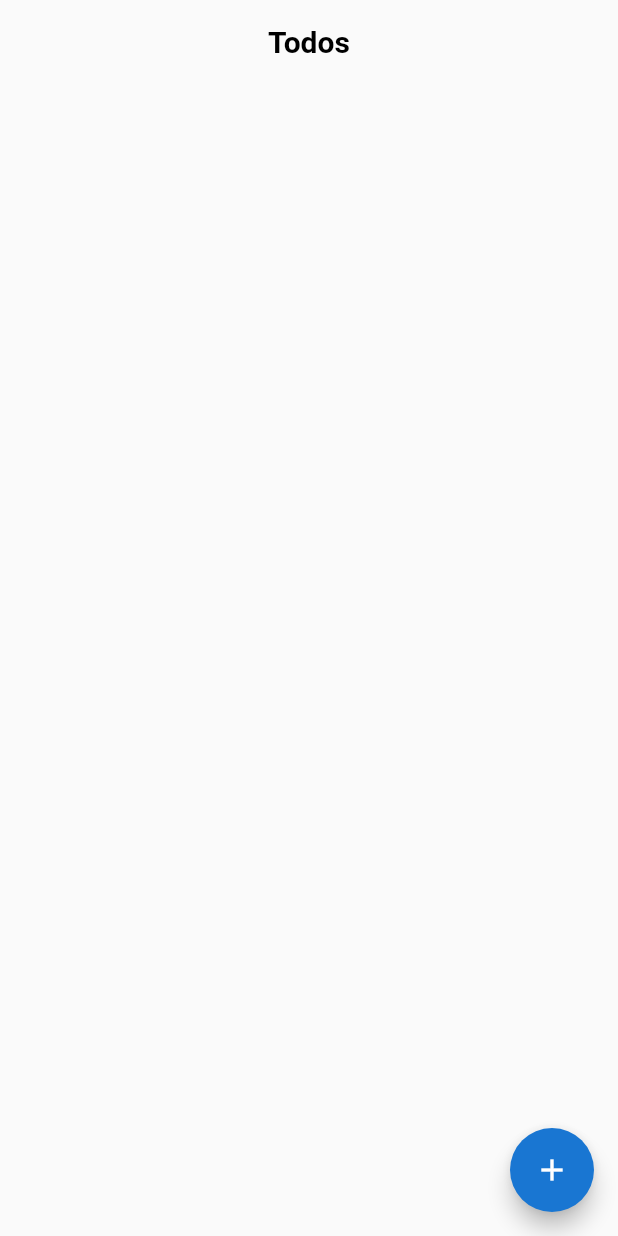
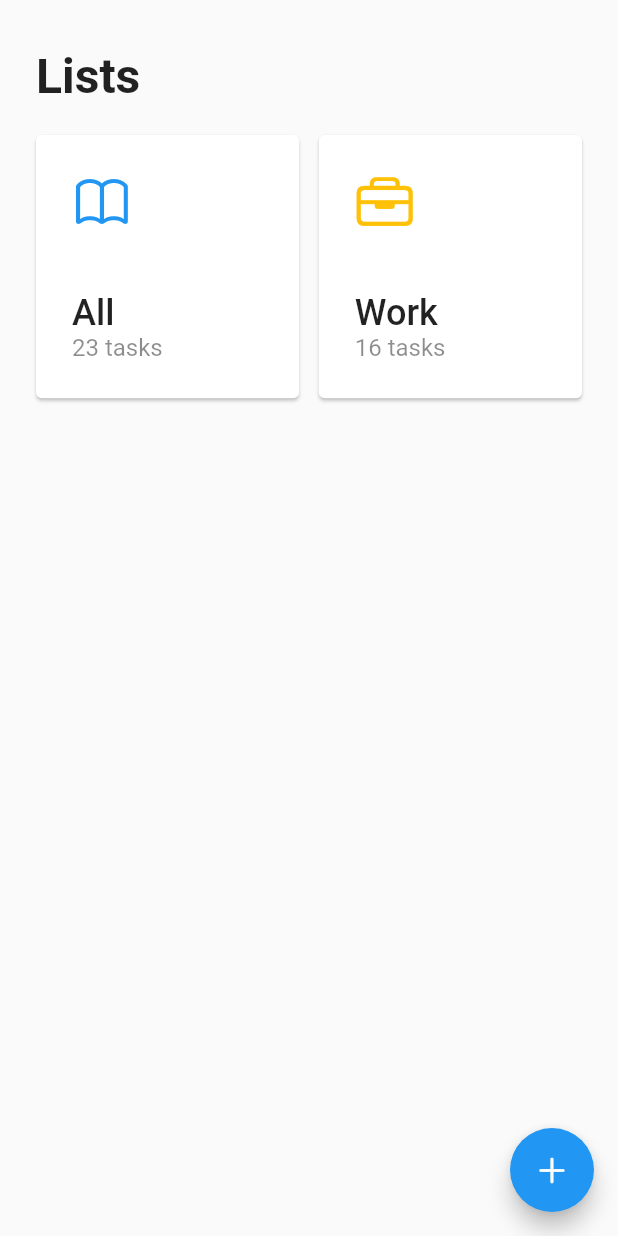
Before and after one commit to JohnAzedo/TaskManager, a Flutter app: the screen it shows after launch, on a phone screen of 412 x 824 dp. Run offline on Flutter 3.47's test engine with Material 2 defaults, Android fonts, the phone set to English and light mode, and no system bars; our stand-ins replace dio.

Commit message:
feature: Update UI homepage

```diff
--- a/lib/components/noAppBar.dart
+++ b/lib/components/noAppBar.dart
@@ -1,17 +1,28 @@
+import 'package:flutter/cupertino.dart';
 import 'package:flutter/material.dart';
 
 class NoAppBar extends AppBar {
-  NoAppBar({String title})
+  NoAppBar()
       : super(
           backgroundColor: Colors.transparent,
           centerTitle: true,
           iconTheme: IconThemeData(
             color: Colors.black,
           ),
-          title: Text(
-            title,
-            style: TextStyle(color: Colors.black, fontWeight: FontWeight.bold),
-          ),
+          // here the desired height
+          // leading: GestureDetector(
+          //   onTap: (){},
+          //   child: Padding(
+          //     padding: const EdgeInsets.all(24.0),
+          //     child: Icon(
+          //       CupertinoIcons.square_split_2x2_fill
+          //     ),
+          //   ),
+          // ),
+          // title: Text(
+          //   title,
+          //   style: TextStyle(color: Colors.black, fontWeight: FontWeight.bold),
+          // ),
           elevation: 0.0,
         );
 }
--- a/lib/main.dart
+++ b/lib/main.dart
@@ -1,14 +1,31 @@
 import 'package:flutter/material.dart';
+import 'package:flutter/services.dart';
+import 'package:todos/screens/lists/list.dart';
 import 'package:todos/screens/todos/list.dart';
 
-void main() => runApp(TodosApp());
+void main() {
+  SystemChrome.setSystemUIOverlayStyle(SystemUiOverlayStyle(
+    // systemNavigationBarColor: Colors.blue, // navigation bar color
+    statusBarColor: Colors.white, // status bar color
+    statusBarBrightness: Brightness.dark, //status bar brigtness
+    statusBarIconBrightness: Brightness.dark, //status barIcon Brightness
+    // systemNavigationBarDividerColor: Colors.greenAccent,//Navigation bar divider color
+    // systemNavigationBarIconBrightness: Brightness.light, //navigation bar icon
+  ));
+  runApp(TodosApp());
+}
 
-class TodosApp extends StatelessWidget{
+class TodosApp extends StatelessWidget {
   @override
   Widget build(BuildContext context) {
     return MaterialApp(
       debugShowCheckedModeBanner: false,
-      home: ListTodo(),
+      home: Lists(),
+      theme: ThemeData(
+        backgroundColor: Colors.white,
+        visualDensity: VisualDensity.adaptivePlatformDensity,
+        fontFamily: 'Roboto',
+      ),
     );
   }
 }
--- /dev/null
+++ b/lib/screens/lists/components/customCard.dart
@@ -0,0 +1,46 @@
+import 'package:flutter/cupertino.dart';
+import 'package:flutter/material.dart';
+
+class CustomCard extends StatelessWidget {
+  final IconData icon;
+  final String title;
+  final String subtitle;
+  final Color iconColor;
+
+  CustomCard({this.icon, this.title, this.subtitle, this.iconColor});
+
+  @override
+  Widget build(BuildContext context) {
+    return Card(
+      child: Padding(
+        padding: const EdgeInsets.all(24.0),
+        child: Column(
+          mainAxisAlignment: MainAxisAlignment.spaceBetween,
+          crossAxisAlignment: CrossAxisAlignment.start,
+          children: [
+            Icon(
+              icon,
+              size: 40.0,
+              color: iconColor,
+            ),
+            Column(
+              crossAxisAlignment: CrossAxisAlignment.start,
+              children: [
+                Text(
+                  title,
+                  style: TextStyle(
+                      fontSize: 24.0, fontWeight: FontWeight.w500),
+                ),
+                Text(
+                  subtitle,
+                  style:
+                  TextStyle(fontSize: 16.0, color: Colors.black45),
+                )
+              ],
+            ),
+          ],
+        ),
+      ),
+    );
+  }
+}
--- /dev/null
+++ b/lib/screens/lists/list.dart
@@ -0,0 +1,67 @@
+import 'package:flutter/cupertino.dart';
+import 'package:flutter/material.dart';
+import 'package:todos/components/noAppBar.dart';
+import 'package:todos/screens/lists/components/customCard.dart';
+
+class Lists extends StatelessWidget {
+  @override
+  Widget build(BuildContext context) {
+    return Scaffold(
+      appBar: PreferredSize(
+        preferredSize: Size.fromHeight(24.0),
+        child: NoAppBar(),
+      ),
+      body: Column(
+        crossAxisAlignment: CrossAxisAlignment.start,
+        children: [
+          Padding(
+            padding: const EdgeInsets.symmetric(
+              horizontal: 24.0,
+              vertical: 8.0,
+            ),
+            child: Text(
+              'Lists',
+              style: TextStyle(
+                fontSize: 32.0,
+                fontWeight: FontWeight.bold,
+              ),
+
+            ),
+          ),
+          Padding(
+            padding: const EdgeInsets.symmetric(
+              horizontal: 20.0,
+              vertical: 8.0,
+            ),
+            child: GridView(
+              gridDelegate: SliverGridDelegateWithFixedCrossAxisCount(
+                crossAxisCount: 2,
+                crossAxisSpacing: 5.0,
+                mainAxisSpacing: 5.0,
+              ),
+              shrinkWrap: true,
+              children: [
+                CustomCard(
+                  icon: CupertinoIcons.book,
+                  title: "All",
+                  subtitle: "23 tasks",
+                  iconColor: Theme.of(context).primaryColor,
+                ),
+                CustomCard(
+                  icon: CupertinoIcons.briefcase,
+                  title: "Work",
+                  subtitle: "16 tasks",
+                  iconColor: Colors.amber,
+                )
+              ],
+            ),
+          ),
+        ],
+      ),
+      floatingActionButton: FloatingActionButton(
+        onPressed: () {},
+        child: Icon(CupertinoIcons.add),
+      ),
+    );
+  }
+}
--- a/lib/screens/todos/list.dart
+++ b/lib/screens/todos/list.dart
@@ -39,7 +39,7 @@ class _ListTodoState extends State<ListTodo> {
   @override
   Widget build(BuildContext context) {
     return Scaffold(
-      appBar: NoAppBar(title: 'Todos'),
+      appBar: NoAppBar(),
       body: Padding(
           padding: const EdgeInsets.all(16.0),
           child: RefreshIndicator(
```
Also changed, not shown: lib/components/noTitleAppBar.dart (added).
